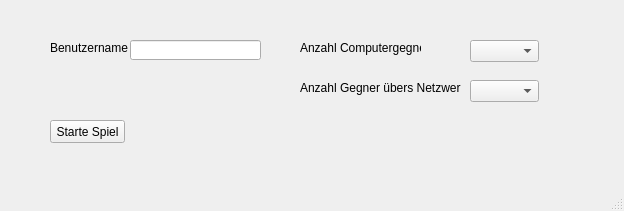
Before: the Qt Designer form Cluedo/UI/StartGameUI.ui in haegar80/Cluedo, drawn with Qt 5.
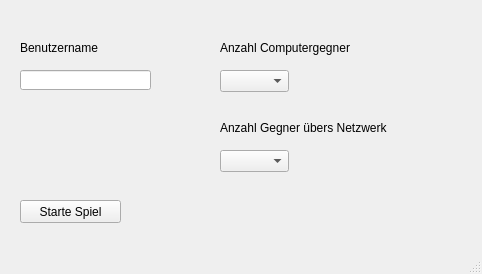
After: the same form once the commit is applied.

Patch:
```diff
--- a/Cluedo/UI/StartGameUI.ui
+++ b/Cluedo/UI/StartGameUI.ui
@@ -6,8 +6,8 @@
    <rect>
     <x>0</x>
     <y>0</y>
-    <width>624</width>
-    <height>211</height>
+    <width>482</width>
+    <height>274</height>
    </rect>
   </property>
   <property name="windowTitle">
@@ -17,8 +17,8 @@
    <widget class="QLineEdit" name="lineEditPlayerName">
     <property name="geometry">
      <rect>
-      <x>130</x>
-      <y>40</y>
+      <x>20</x>
+      <y>70</y>
       <width>131</width>
       <height>20</height>
      </rect>
@@ -27,9 +27,9 @@
    <widget class="QLabel" name="labelPlayerName">
     <property name="geometry">
      <rect>
-      <x>50</x>
+      <x>20</x>
       <y>40</y>
-      <width>81</width>
+      <width>131</width>
       <height>16</height>
      </rect>
     </property>
@@ -40,9 +40,9 @@
    <widget class="QLabel" name="labelNumberOfComputerPlayers">
     <property name="geometry">
      <rect>
-      <x>300</x>
+      <x>220</x>
       <y>40</y>
-      <width>121</width>
+      <width>211</width>
       <height>16</height>
      </rect>
     </property>
@@ -53,8 +53,8 @@
    <widget class="QComboBox" name="comboBoxNumberOfComputerPlayers">
     <property name="geometry">
      <rect>
-      <x>470</x>
-      <y>40</y>
+      <x>220</x>
+      <y>70</y>
       <width>69</width>
       <height>22</height>
      </rect>
@@ -63,9 +63,9 @@
    <widget class="QPushButton" name="buttonStartGame">
     <property name="geometry">
      <rect>
-      <x>50</x>
-      <y>120</y>
-      <width>75</width>
+      <x>20</x>
+      <y>200</y>
+      <width>101</width>
       <height>23</height>
      </rect>
     </property>
@@ -76,9 +76,9 @@
    <widget class="QLabel" name="labelNumberOfRemotePlayers">
     <property name="geometry">
      <rect>
-      <x>300</x>
-      <y>80</y>
-      <width>161</width>
+      <x>220</x>
+      <y>120</y>
+      <width>231</width>
       <height>16</height>
      </rect>
     </property>
@@ -89,8 +89,8 @@
    <widget class="QComboBox" name="comboBoxNumberOfRemotePlayers">
     <property name="geometry">
      <rect>
-      <x>470</x>
-      <y>80</y>
+      <x>220</x>
+      <y>150</y>
       <width>69</width>
       <height>22</height>
      </rect>
```
Left out of the diff: 2 changed lines with no effect on the pictures.
